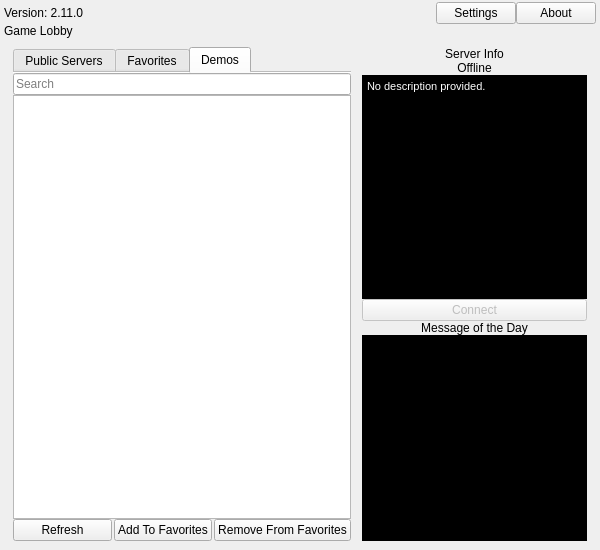
Above: resource/ui/lobby.ui from AttorneyOnline/AO2-Client before the change. Below: the same form after it.
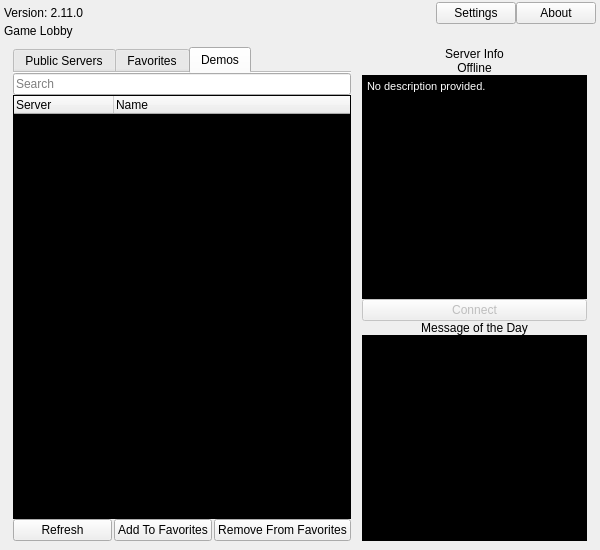
That is the form after the change. The open tabs and pages were chosen to show the change.

Commit message: Fixup demo ui and make demoserver functional

```diff
--- a/resource/ui/lobby.ui
+++ b/resource/ui/lobby.ui
@@ -299,13 +299,6 @@
              <property name="spacing">
               <number>0</number>
              </property>
-             <item row="1" column="0">
-              <widget class="QListView" name="demo_list">
-               <property name="textElideMode">
-                <enum>Qt::ElideNone</enum>
-               </property>
-              </widget>
-             </item>
              <item row="0" column="0">
               <widget class="QLineEdit" name="demo_search">
                <property name="placeholderText">
@@ -313,6 +306,29 @@
                </property>
               </widget>
              </item>
+             <item row="1" column="0">
+              <widget class="QTreeWidget" name="demo_tree">
+               <property name="styleSheet">
+                <string notr="true">QTreeWidget {
+	background-color:black;
+	color:white;
+}</string>
+               </property>
+               <property name="indentation">
+                <number>0</number>
+               </property>
+               <column>
+                <property name="text">
+                 <string>Server</string>
+                </property>
+               </column>
+               <column>
+                <property name="text">
+                 <string>Name</string>
+                </property>
+               </column>
+              </widget>
+             </item>
             </layout>
            </widget>
           </widget>
```
The commit also changes 6 other files.
